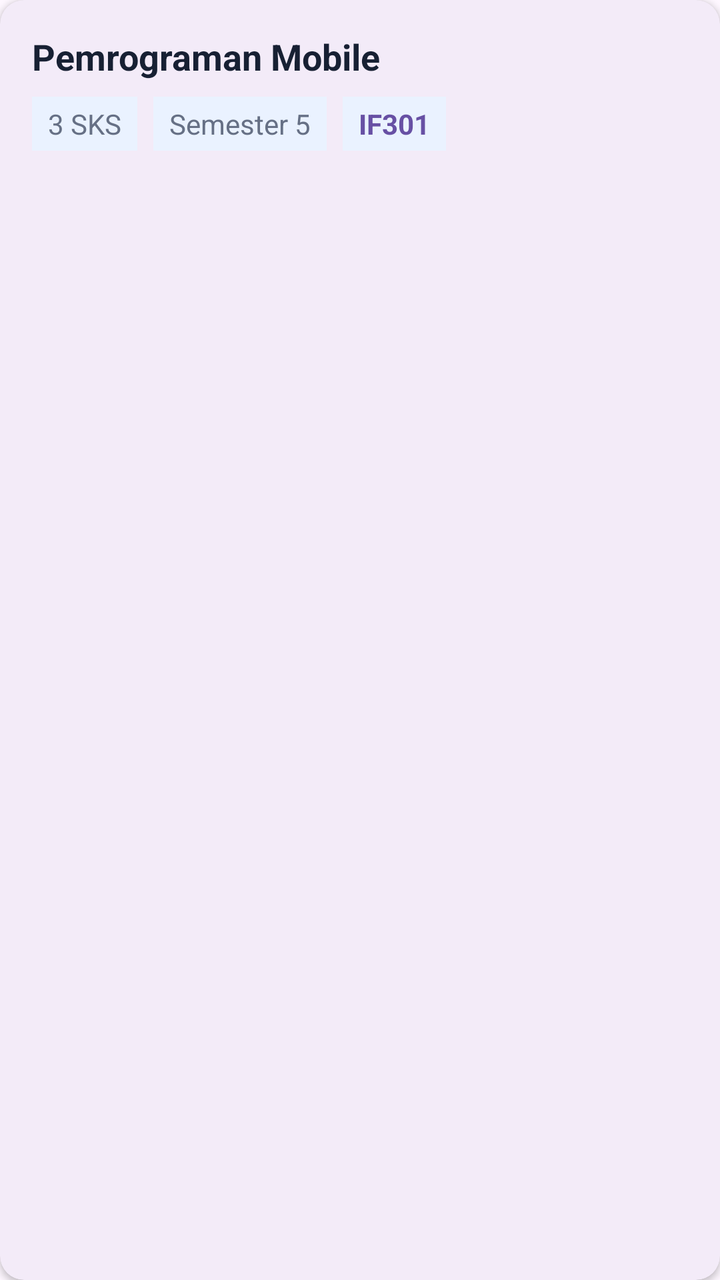
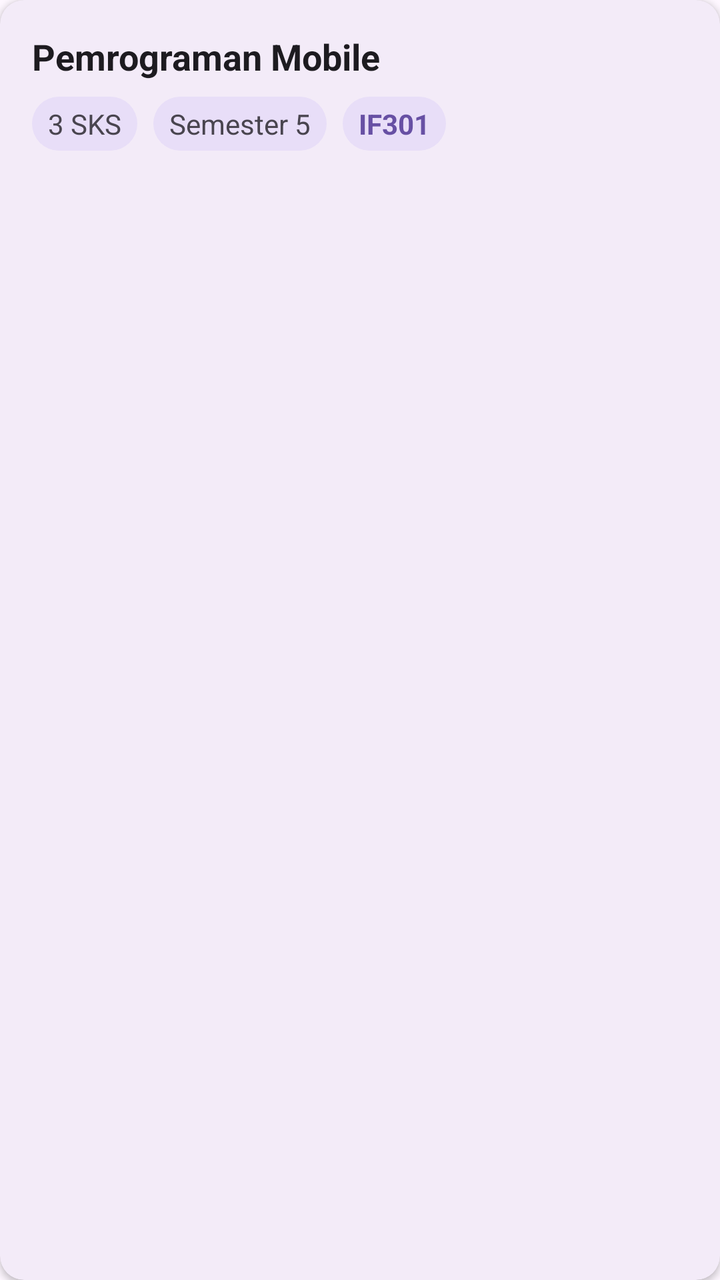

Two renders of the same Android screen: before a commit and after it. Below are the layout's source before the change and the commit's diff.
<!-- AndroidManifest.xml: application theme Theme.ProjectFarrelMobileProgramming -->
<!-- res/layout/item_mk.xml -->
<?xml version="1.0" encoding="utf-8"?>
<com.google.android.material.card.MaterialCardView 
    xmlns:android="http://schemas.android.com/apk/res/android"
    xmlns:app="http://schemas.android.com/apk/res-auto"
    android:layout_width="match_parent"
    android:layout_height="wrap_content"
    android:layout_margin="8dp"
    app:cardCornerRadius="12dp"
    app:cardElevation="2dp"
    app:strokeWidth="0dp">

    <LinearLayout
        android:layout_width="match_parent"
        android:layout_height="wrap_content"
        android:orientation="vertical"
        android:padding="16dp">

        <TextView
            android:id="@+id/tvNamaMk"
            android:layout_width="wrap_content"
            android:layout_height="wrap_content"
            android:text="Pemrograman Mobile"
            android:textSize="18sp"
            android:textStyle="bold"
            android:textColor="#172033" />

        <LinearLayout
            android:layout_width="match_parent"
            android:layout_height="wrap_content"
            android:orientation="horizontal"
            android:layout_marginTop="8dp">
            
            <TextView
                android:id="@+id/tvSks"
                android:layout_width="wrap_content"
                android:layout_height="wrap_content"
                android:text="3 SKS"
                android:textColor="#667085"
                android:textSize="14sp"
                android:background="#EAF2FF"
                android:paddingHorizontal="8dp"
                android:paddingVertical="4dp" />

            <TextView
                android:id="@+id/tvSemester"
                android:layout_width="wrap_content"
                android:layout_height="wrap_content"
                android:text="Semester 5"
                android:textColor="#667085"
                android:textSize="14sp"
                android:layout_marginStart="8dp"
                android:background="#EAF2FF"
                android:paddingHorizontal="8dp"
                android:paddingVertical="4dp" />

            <TextView
                android:id="@+id/tvKodeMk"
                android:layout_width="wrap_content"
                android:layout_height="wrap_content"
                android:text="IF301"
                android:textColor="?attr/colorPrimary"
                android:textSize="14sp"
                android:textStyle="bold"
                android:layout_marginStart="8dp"
                android:background="#EAF2FF"
                android:paddingHorizontal="8dp"
                android:paddingVertical="4dp" />
        </LinearLayout>

    </LinearLayout>
</com.google.android.material.card.MaterialCardView>
<!-- resources referenced by this layout -->
<resources>
  <style name="Theme.ProjectFarrelMobileProgramming" parent="Base.Theme.ProjectFarrelMobileProgramming" />
  <style name="Base.Theme.ProjectFarrelMobileProgramming" parent="Theme.Material3.DayNight.NoActionBar">
          
          
      </style>
</resources>

<!-- the commit's change to res/layout/item_mk.xml (unified diff, before → after) -->
@@ -19,10 +19,10 @@
             android:id="@+id/tvNamaMk"
             android:layout_width="wrap_content"
             android:layout_height="wrap_content"
-            android:text="Pemrograman Mobile"
+            android:text="@string/ui_pemrograman_mobile_52"
             android:textSize="18sp"
             android:textStyle="bold"
-            android:textColor="#172033" />
+            android:textColor="?attr/colorOnSurface" />
 
         <LinearLayout
             android:layout_width="match_parent"
@@ -34,10 +34,10 @@
                 android:id="@+id/tvSks"
                 android:layout_width="wrap_content"
                 android:layout_height="wrap_content"
-                android:text="3 SKS"
-                android:textColor="#667085"
+                android:text="@string/ui_3_sks_53"
+                android:textColor="?attr/colorOnSurfaceVariant"
                 android:textSize="14sp"
-                android:background="#EAF2FF"
+                android:background="@drawable/bg_pill"
                 android:paddingHorizontal="8dp"
                 android:paddingVertical="4dp" />
 
@@ -45,11 +45,11 @@
                 android:id="@+id/tvSemester"
                 android:layout_width="wrap_content"
                 android:layout_height="wrap_content"
-                android:text="Semester 5"
-                android:textColor="#667085"
+                android:text="@string/ui_semester_5_54"
+                android:textColor="?attr/colorOnSurfaceVariant"
                 android:textSize="14sp"
                 android:layout_marginStart="8dp"
-                android:background="#EAF2FF"
+                android:background="@drawable/bg_pill"
                 android:paddingHorizontal="8dp"
                 android:paddingVertical="4dp" />
 
@@ -57,12 +57,12 @@
                 android:id="@+id/tvKodeMk"
                 android:layout_width="wrap_content"
                 android:layout_height="wrap_content"
-                android:text="IF301"
+                android:text="@string/ui_if301_55"
                 android:textColor="?attr/colorPrimary"
                 android:textSize="14sp"
                 android:textStyle="bold"
                 android:layout_marginStart="8dp"
-                android:background="#EAF2FF"
+                android:background="@drawable/bg_pill"
                 android:paddingHorizontal="8dp"
                 android:paddingVertical="4dp" />
         </LinearLayout>
<!-- resource entries referenced after the edit -->
@@ -1,5 +1,16 @@
 <!-- resources referenced by this layout -->
 <resources>
+  <!-- drawable bg_pill (drawable) -->
+  <?xml version="1.0" encoding="utf-8"?>
+  <shape xmlns:android="http://schemas.android.com/apk/res/android"
+      android:shape="rectangle">
+      <solid android:color="?attr/colorSecondaryContainer" />
+      <corners android:radius="16dp" />
+  </shape>
+  <string name="ui_3_sks_53">3 SKS</string>
+  <string name="ui_if301_55">IF301</string>
+  <string name="ui_pemrograman_mobile_52">Pemrograman Mobile</string>
+  <string name="ui_semester_5_54">Semester 5</string>
   <style name="Theme.ProjectFarrelMobileProgramming" parent="Base.Theme.ProjectFarrelMobileProgramming" />
   <style name="Base.Theme.ProjectFarrelMobileProgramming" parent="Theme.Material3.DayNight.NoActionBar">
           
